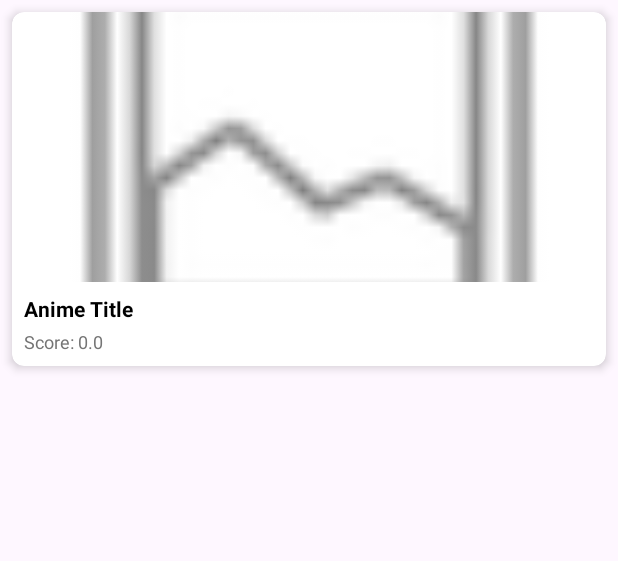
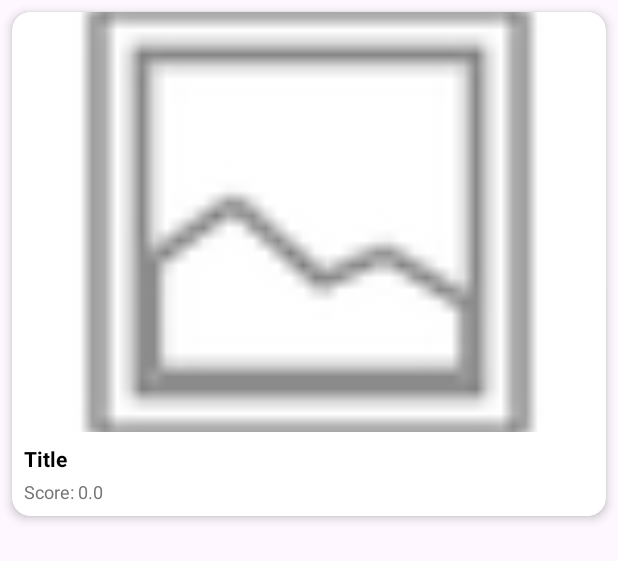
Before and after one commit to AntonBubnov/AnimeRecsProject, an Android app: the layout item_anime.xml on its own in the app's theme, with its tools: preview values and no code run, on a phone screen of 412 x 824 dp. Shown: the top 561 px of the screen. Run offline under Robolectric (Android 15) with nearby library versions, the phone set to English and light mode, and no system bars.

Commit message:
Fix: fix small android 'bugs'

```diff
--- a/android/app/src/main/AndroidManifest.xml
+++ b/android/app/src/main/AndroidManifest.xml
@@ -36,11 +36,6 @@
         <activity
             android:name=".ui.MainActivity"
             android:exported="true">
-            <intent-filter>
-                <action android:name="android.intent.action.MAIN" />
-
-                <category android:name="android.intent.category.LAUNCHER" />
-            </intent-filter>
         </activity>
     </application>
 
--- a/android/app/src/main/res/layout/activity_login.xml
+++ b/android/app/src/main/res/layout/activity_login.xml
@@ -3,7 +3,8 @@
     android:layout_width="match_parent"
     android:layout_height="match_parent"
     android:orientation="vertical"
-    android:background="#FFFFFF">
+    android:background="#FFFFFF"
+    android:id="@+id/rootLayout">
 
     <androidx.appcompat.widget.Toolbar
         android:id="@+id/toolbar"
--- a/android/app/src/main/res/layout/item_anime.xml
+++ b/android/app/src/main/res/layout/item_anime.xml
@@ -5,7 +5,7 @@
     android:layout_width="match_parent"
     android:layout_height="wrap_content"
     android:layout_margin="8dp"
-    app:cardCornerRadius="8dp"
+    app:cardCornerRadius="12dp"
     app:cardElevation="4dp">
 
     <LinearLayout
@@ -16,7 +16,7 @@
         <ImageView
             android:id="@+id/ivPoster"
             android:layout_width="match_parent"
-            android:layout_height="180dp"
+            android:layout_height="280dp"
             android:scaleType="centerCrop"
             android:src="@android:drawable/ic_menu_gallery" />
 
@@ -30,7 +30,7 @@
                 android:id="@+id/tvTitle"
                 android:layout_width="match_parent"
                 android:layout_height="wrap_content"
-                android:text="Anime Title"
+                android:text="Title"
                 android:textStyle="bold"
                 android:textSize="14sp"
                 android:maxLines="2"
@@ -45,9 +45,6 @@
                 android:textSize="12sp"
                 android:textColor="#757575"
                 android:layout_marginTop="4dp"/>
-
         </LinearLayout>
-
     </LinearLayout>
-
 </androidx.cardview.widget.CardView>
```
Also changed, not shown: android/app/src/main/java/com/example/animerecsclient/ui/LoginActivity.java (+15 -0 lines), android/app/src/main/java/com/example/animerecsclient/ui/RegisterActivity.java (+14 -0 lines), android/app/src/main/res/layout/activity_register.xml (+5 -4 lines).
